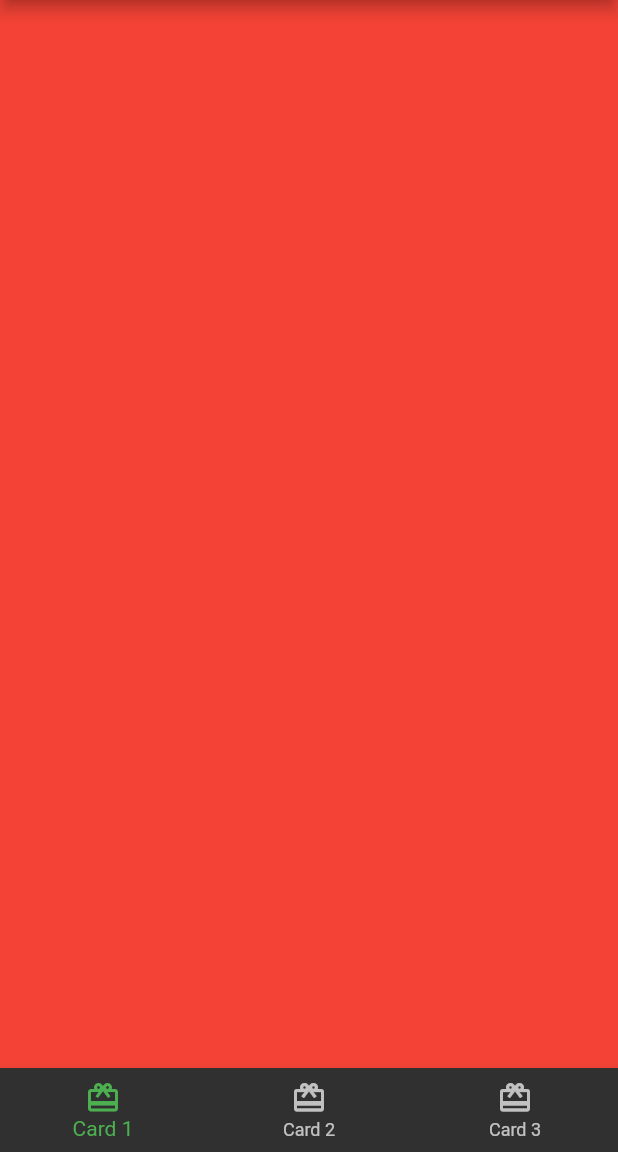
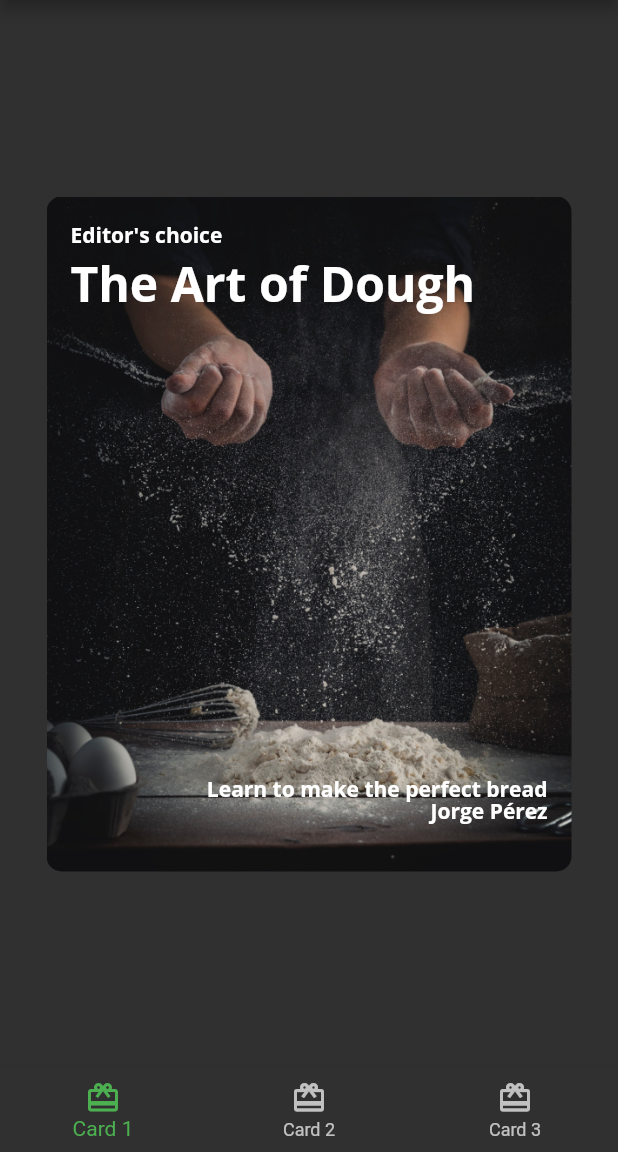
Before and after one commit to OmarNunezG/desarrollo-mobile, a Flutter app: the screen it shows after launch, on a phone screen of 412 x 824 dp, the part 84-1236 px from its top. Run offline on Flutter 3.47's test engine with Material 2 defaults, Android fonts, the phone set to English and light mode, and no system bars; our stand-ins replace google_fonts; generated files the repository leaves out were written again.

Commit message:
Added card 1

```diff
--- /dev/null
+++ b/lab_2/lib/card_1.dart
@@ -0,0 +1,65 @@
+import 'package:flutter/material.dart';
+
+import 'food_theme.dart';
+
+class Card1 extends StatelessWidget {
+  const Card1({super.key});
+
+  final String category = 'Editor\'s choice';
+  final String title = 'The Art of Dough';
+  final String description = 'Learn to make the perfect bread';
+  final String author = 'Jorge Pérez';
+
+  @override
+  Widget build(BuildContext context) {
+    return Center(
+      child: Container(
+        constraints: const BoxConstraints.expand(
+          height: 450,
+          width: 350,
+        ),
+        decoration: const BoxDecoration(
+          image: DecorationImage(
+            image: AssetImage(
+              'assets/images/mag1.png',
+            ),
+            fit: BoxFit.cover,
+          ),
+          borderRadius: BorderRadius.all(Radius.circular(10)),
+        ),
+        padding: const EdgeInsets.all(16),
+        child: Stack(
+          children: [
+            Text(
+              category,
+              style: FoodTheme.darkTextTheme.bodyLarge,
+            ),
+            Positioned(
+              top: 20,
+              child: Text(
+                title,
+                style: FoodTheme.darkTextTheme.displayLarge,
+              ),
+            ),
+            Positioned(
+              bottom: 30,
+              right: 0,
+              child: Text(
+                description,
+                style: FoodTheme.darkTextTheme.bodyLarge,
+              ),
+            ),
+            Positioned(
+              bottom: 15,
+              right: 0,
+              child: Text(
+                author,
+                style: FoodTheme.darkTextTheme.bodyLarge,
+              ),
+            ),
+          ],
+        ),
+      ),
+    );
+  }
+}
--- a/lab_2/lib/home.dart
+++ b/lab_2/lib/home.dart
@@ -1,4 +1,6 @@
 import 'package:flutter/material.dart';
+
+import 'card_1.dart';
 
 class Home extends StatefulWidget {
   const Home({super.key});
@@ -11,9 +13,7 @@ class _HomeState extends State<Home> {
   int _selectedItem = 0;
 
   final List<Widget> _pages = [
-    Container(
-      color: Colors.red,
-    ),
+    Card1(),
     Container(
       color: Colors.green,
     ),
--- a/lab_2/pubspec.yaml
+++ b/lab_2/pubspec.yaml
@@ -31,7 +31,6 @@ dependencies:
   flutter:
     sdk: flutter
 
-
   # The following adds the Cupertino Icons font to your application.
   # Use with the CupertinoIcons class for iOS style icons.
   cupertino_icons: ^1.0.2
@@ -53,15 +52,14 @@ dev_dependencies:
 
 # The following section is specific to Flutter packages.
 flutter:
-
   # The following line ensures that the Material Icons font is
   # included with your application, so that you can use the icons in
   # the material Icons class.
   uses-material-design: true
 
   # To add assets to your application, add an assets section, like this:
-  # assets:
-  #   - images/a_dot_burr.jpeg
+  assets:
+    - assets/images/
   #   - images/a_dot_ham.jpeg
 
   # An image asset can refer to one or more resolution-specific "variants", see
```
Also changed, not shown: lab_2/assets/images/author_katz.jpeg (added), lab_2/assets/images/mag1.png (added), lab_2/assets/images/mag2.png (added), lab_2/assets/images/mag3.png (added), lab_2/assets/images/mag4.png (added), lab_2/assets/images/mag5.png (added).
